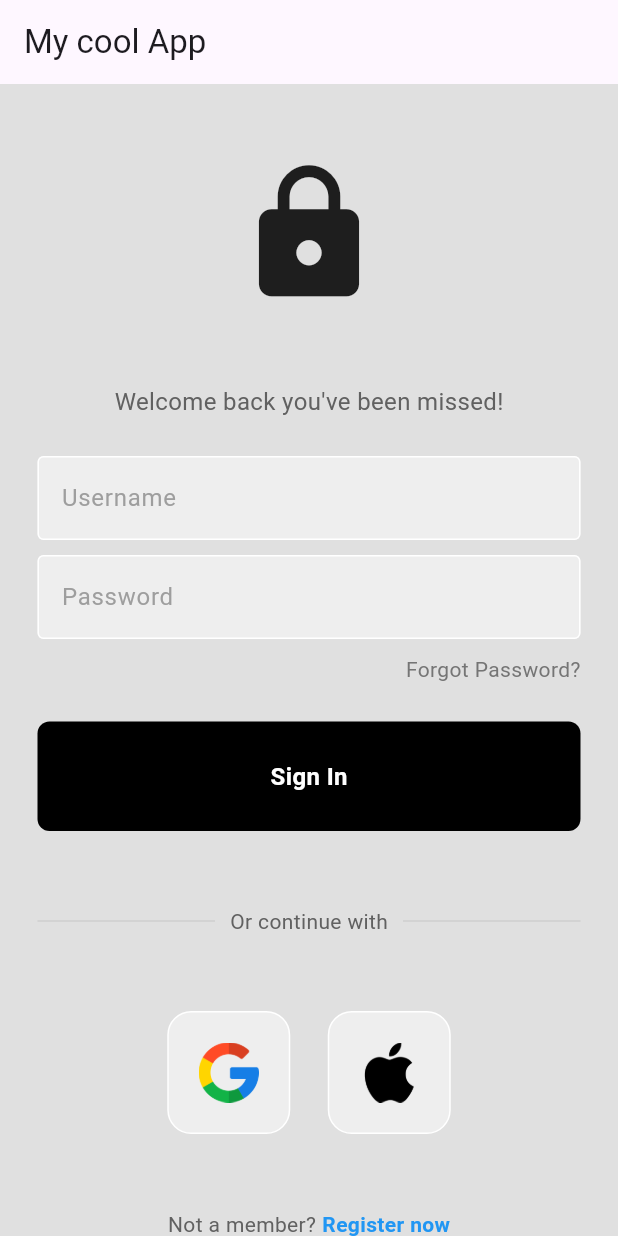
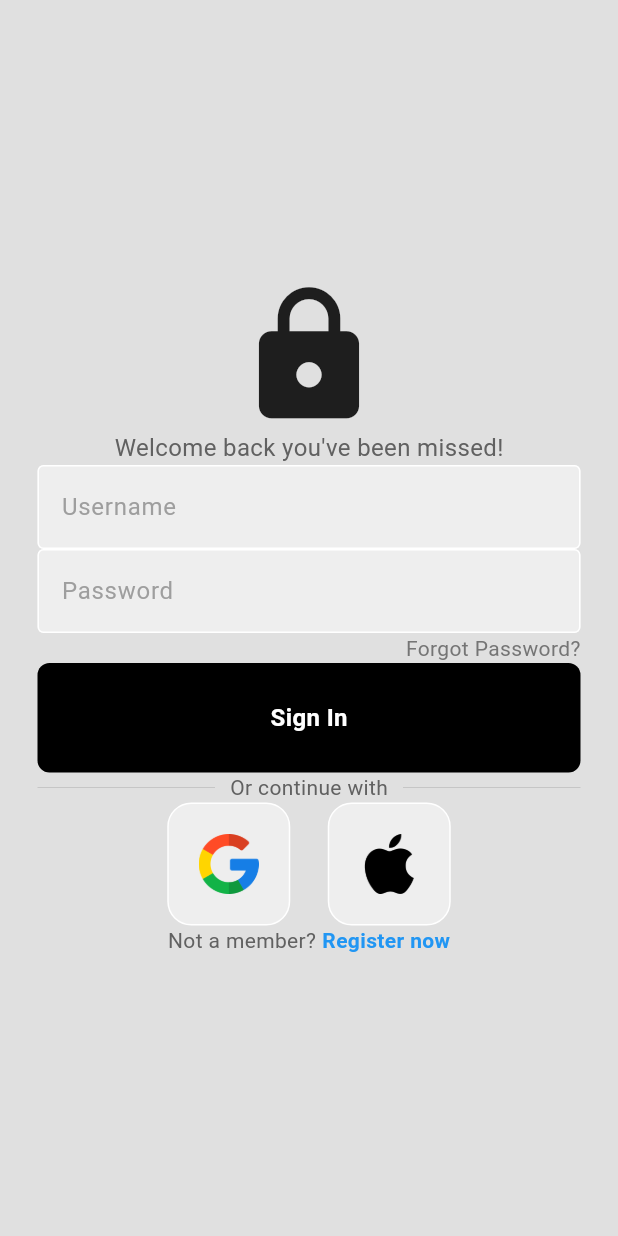
Before and after one commit to martajimpac/tfg, a Flutter app: the screen it shows after launch, on a phone screen of 412 x 824 dp. Run offline on Flutter 3.47's test engine with Material 3 defaults, Android fonts, the phone set to English and light mode, and no system bars; our stand-ins replace flutter_bloc.

Commit message:
estructura basica aplicacion

```diff
--- a/lib/main.dart
+++ b/lib/main.dart
@@ -17,7 +17,18 @@ class MyApp extends StatelessWidget {
       child: MaterialApp(
         debugShowCheckedModeBanner: false,
         home: LoginPage(),
-        theme: ThemeData(primarySwatch: Colors.yellow),
+        theme:
+        ThemeData(
+            primarySwatch: Colors.yellow,
+          appBarTheme: const AppBarTheme(
+            elevation: 0,
+            color: Colors.blue, // Color de fondo de la AppBar
+            iconTheme: IconThemeData(
+              color: Colors.white, // Color de los iconos en la AppBar
+            ),
+          ),
+
+        ),
       ),
     );
   }
--- a/lib/views/login_page.dart
+++ b/lib/views/login_page.dart
@@ -17,10 +17,6 @@ class LoginPage extends StatelessWidget {
     return Scaffold(
       resizeToAvoidBottomInset: false,
       backgroundColor: Colors.grey[300],
-      appBar: AppBar(
-        title: const Text('My cool App'),
-        elevation: 0,
-      ),
       body: SafeArea(
         //avoid notch area
         child: Column(
@@ -30,15 +26,12 @@ class LoginPage extends StatelessWidget {
               child: Column(
                 mainAxisAlignment: MainAxisAlignment.center,
                 children: [
-                  const SizedBox(height: 50), //ESPACIAR
 
                   // logo
                   const Icon(
                     Icons.lock,
                     size: 100,
                   ),
-
-                  const SizedBox(height: 50),
 
                   // welcome back, you've been missed!
                   Text(
@@ -49,7 +42,6 @@ class LoginPage extends StatelessWidget {
                     ),
                   ),
 
-                  const SizedBox(height: 25),
 
                   // username textfield
                   MyTextField(
@@ -58,7 +50,6 @@ class LoginPage extends StatelessWidget {
                     obscureText: false,
                   ),
 
-                  const SizedBox(height: 10),
 
                   // password textfield
                   MyTextField(
@@ -66,8 +57,6 @@ class LoginPage extends StatelessWidget {
                     hintText: 'Password',
                     obscureText: true,
                   ),
-
-                  const SizedBox(height: 10),
 
                   // forgot password?
                   Padding(
@@ -83,8 +72,6 @@ class LoginPage extends StatelessWidget {
                     ),
                   ),
 
-                  const SizedBox(height: 25),
-
                   // sign in button
                   MyButton(onTap: () {
                     Navigator.push(
@@ -95,7 +82,6 @@ class LoginPage extends StatelessWidget {
                     );
                   }),
 
-                  const SizedBox(height: 50),
 
                   // or continue with
                   Padding(
@@ -125,7 +111,6 @@ class LoginPage extends StatelessWidget {
                     ),
                   ),
 
-                  const SizedBox(height: 50),
 
                   // google + apple sign in buttons
                   const Row(
@@ -141,7 +126,6 @@ class LoginPage extends StatelessWidget {
                     ],
                   ),
 
-                  const SizedBox(height: 50),
 
                   // not a member? register now
                   Row(
```
Also changed, not shown: lib/components/my_navigation_drawer.dart (added, +50 -0 lines), lib/views/cuestionario.dart (added, +87 -0 lines), lib/views/my_home_page.dart (+15 -1 lines), pubspec.lock.
